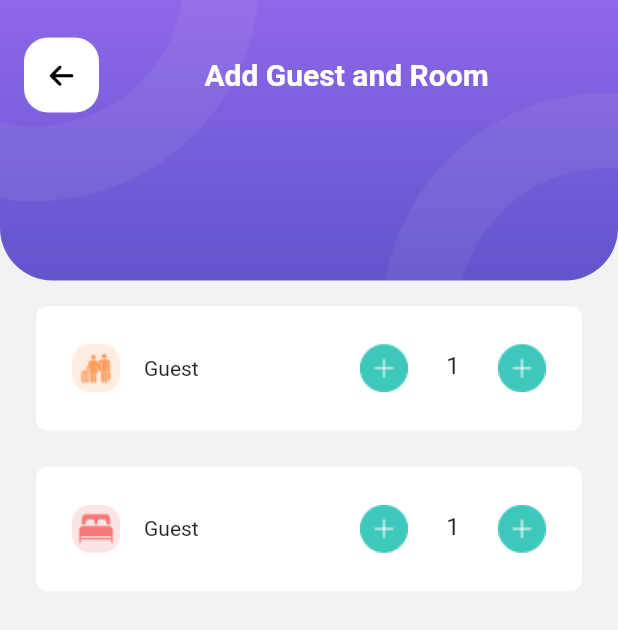
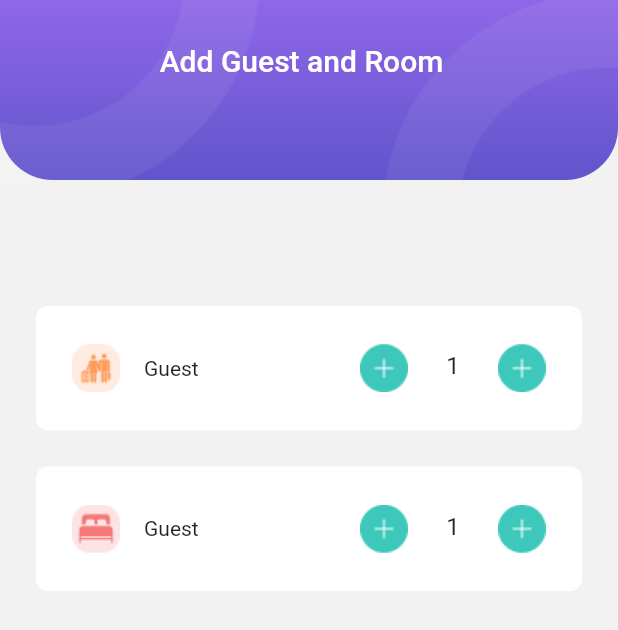
Before and after one commit to duchl02/manager_app_flutter, a Flutter app: the AppBarContainerWidget screen opened directly, on a phone screen of 412 x 824 dp. Shown: the top 630 px of the screen. Run offline on Flutter 3.47's test engine with Material 2 defaults, Android fonts, the phone set to English and light mode, and no system bars; our stand-ins replace cloud_firestore, firebase_core, flutter_svg, font_awesome_flutter, go_router, hive_flutter and 3 more; accounts and stored records are empty.

Commit message:
commit 23/12

```diff
--- a/lib/main.dart
+++ b/lib/main.dart
@@ -8,11 +8,6 @@ import 'package:cloud_firestore/cloud_firestore.dart';
 import 'package:cloud_firestore/cloud_firestore.dart';
 import 'package:firebase_core/firebase_core.dart';
 
-// void main() async {
-//   await Hive.initFlutter();
-//   await LocalStorageHelper.initLocalStorageHelper();
-//   runApp(const MyApp());
-// } 7F:D7:BF:A5:88:11:02:C1:DB:6E:F0:AF:AF:5C:65:9F:2A:D1:59:DE
 Future main() async {
   WidgetsFlutterBinding.ensureInitialized();
   await Firebase.initializeApp();
--- a/lib/representation/widgets/app_bar_container.dart
+++ b/lib/representation/widgets/app_bar_container.dart
@@ -15,14 +15,18 @@ class AppBarContainerWidget extends StatelessWidget {
       this.implementLoading = true,
       this.titleString,
       this.implementTraveling = false,
-      this.isHomePage = false});
+      this.isHomePage = false,
+      this.description,
+      this.titleCount});
 
   final Widget child;
   final Widget? title;
   final bool implementLoading;
   final String? titleString;
   final bool implementTraveling;
-  final bool isHomePage;
+  final bool? isHomePage;
+  final String? description;
+  final String? titleCount;
 
   @override
   Widget build(BuildContext context) {
@@ -30,7 +34,7 @@ class AppBarContainerWidget extends StatelessWidget {
       body: Stack(
         children: [
           SizedBox(
-            height: 187,
+            height: isHomePage! ? 187 : 120,
             child: AppBar(
               centerTitle: true,
               automaticallyImplyLeading: false,
@@ -40,7 +44,7 @@ class AppBarContainerWidget extends StatelessWidget {
               title: title ??
                   Row(
                     children: [
-                      if (implementLoading)
+                      if (implementLoading && isHomePage!)
                         GestureDetector(
                           onTap: () {
                             Navigator.of(context).pop();
@@ -61,9 +65,22 @@ class AppBarContainerWidget extends StatelessWidget {
                       Expanded(
                           child: Center(
                         child: Column(children: [
-                          Text(titleString ?? "",
-                              style: TextStyle(
-                                  fontWeight: FontWeight.bold, fontSize: 20))
+                          Padding(
+                            padding: EdgeInsets.all(10),
+                            child: Row(
+                                mainAxisAlignment: MainAxisAlignment.center,
+                                children: [
+                                  Text(titleString ?? "",
+                                      style: TextStyle(fontSize: 20)),
+                                  SizedBox(
+                                    width: 10,
+                                  ),
+                                  Text(titleCount ?? "",
+                                      style: TextStyle(fontSize: 20)),
+                                ]),
+                          ),
+                          Text(description ?? "",
+                              style: TextStyle(fontSize: 16)),
                         ]),
                       )),
                       if (implementTraveling)
@@ -108,7 +125,7 @@ class AppBarContainerWidget extends StatelessWidget {
             child: child,
             padding: EdgeInsets.symmetric(horizontal: kMediumPadding),
           ),
-          if (isHomePage)
+          if (isHomePage!)
             Container(
               margin: EdgeInsets.only(top: 120),
               padding: EdgeInsets.only(left: 40, right: 40),
```
Also changed, not shown: lib/representation/screens/home_screen/home_screen.dart (renamed from lib/representation/screens/home_screen.dart, +4 -4 lines), lib/representation/screens/main_app.dart (+4 -11 lines), lib/representation/screens/project_screen/project_screen.dart (added, +30 -0 lines), lib/representation/screens/staffs_screen/staffs_screen.dart (+43 -29 lines), lib/representation/screens/task_screen/task_screen.dart (added, +30 -0 lines).
